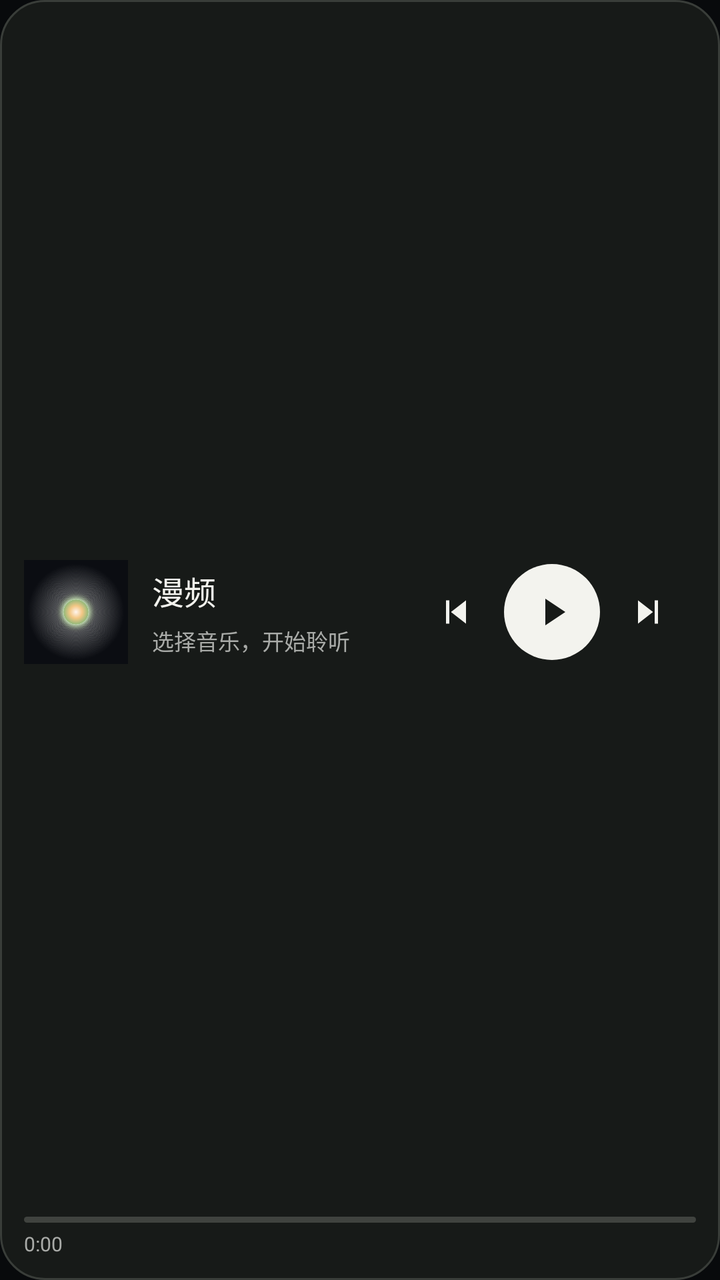
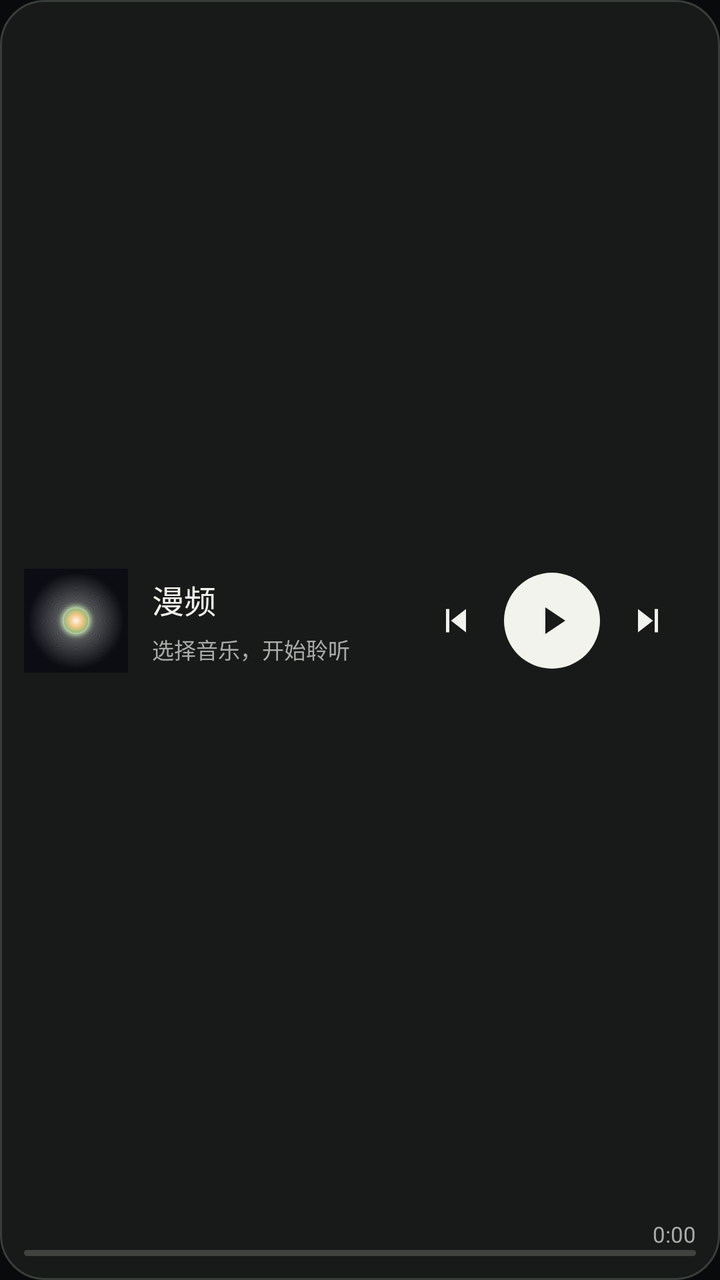

Before-and-after screenshots of an Android layout around one commit, followed by the original layout XML and the change that was made.
<!-- AndroidManifest.xml: application theme AppTheme -->
<!-- res/layout/widget_live_strip.xml -->
<FrameLayout xmlns:android="http://schemas.android.com/apk/res/android" android:id="@+id/widget_host" android:layout_width="match_parent" android:layout_height="match_parent">
    <LinearLayout android:id="@+id/widget_root" android:clipToPadding="false" android:layout_width="match_parent" android:layout_height="match_parent" android:layout_gravity="center" android:gravity="center_vertical" android:orientation="vertical" android:background="@drawable/widget_background" android:padding="12dp">
        <LinearLayout android:id="@+id/widget_main" android:layout_width="match_parent" android:layout_height="0dp" android:layout_weight="1" android:orientation="horizontal" android:gravity="center_vertical">
            <ImageView android:id="@+id/widget_cover" android:layout_width="52dp" android:layout_height="52dp" android:scaleType="centerCrop" android:contentDescription="@string/widget_cover_description" android:src="@drawable/icon_canvas_99"/>
            <LinearLayout android:layout_width="0dp" android:layout_weight="1" android:layout_height="match_parent" android:orientation="vertical" android:gravity="center_vertical" android:layout_marginStart="12dp" android:id="@+id/widget_metadata">
                <TextView android:id="@+id/widget_title" android:layout_width="match_parent" android:layout_height="wrap_content" android:text="@string/app_name" android:textColor="#f3f3ee" android:textSize="16sp" android:maxLines="1" android:ellipsize="end" android:includeFontPadding="true"/>
                <TextView android:id="@+id/widget_album" android:layout_width="match_parent" android:layout_height="wrap_content" android:text="@string/widget_empty" android:textColor="#a9aba8" android:textSize="11sp" android:maxLines="1" android:ellipsize="end" android:includeFontPadding="true" android:layout_marginTop="5dp"/>
            </LinearLayout>
            <ImageButton android:scaleType="fitCenter" android:clickable="true" android:focusable="true" android:id="@+id/widget_previous" android:layout_width="48dp" android:layout_height="48dp" android:background="@android:color/transparent" android:padding="14dp" android:src="@drawable/widget_previous" android:contentDescription="@string/widget_previous"/>
            <ImageButton android:scaleType="fitCenter" android:clickable="true" android:focusable="true" android:id="@+id/widget_play" android:layout_width="48dp" android:layout_height="48dp" android:background="@drawable/widget_play_background" android:padding="14dp" android:src="@drawable/widget_play" android:contentDescription="@string/widget_play_pause"/>
            <ImageButton android:scaleType="fitCenter" android:clickable="true" android:focusable="true" android:id="@+id/widget_next" android:layout_width="48dp" android:layout_height="48dp" android:background="@android:color/transparent" android:padding="14dp" android:src="@drawable/widget_next" android:contentDescription="@string/widget_next"/>
        </LinearLayout>
        <ProgressBar android:padding="0dp" android:progressDrawable="@drawable/widget_progress" android:id="@+id/widget_progress" style="?android:attr/progressBarStyleHorizontal" android:layout_width="match_parent" android:layout_height="3dp" android:layout_marginTop="8dp" android:progressTint="#edede7" android:progressBackgroundTint="#40433f" android:max="1000" android:progress="0"/>
        <TextView android:id="@+id/widget_time" android:layout_width="match_parent" android:layout_height="wrap_content" android:text="@string/widget_time_zero" android:textColor="#a9aba8" android:textSize="10sp" android:maxLines="1" android:ellipsize="end" android:includeFontPadding="false" android:layout_marginTop="5dp"/>
    </LinearLayout>
</FrameLayout>
<!-- resources referenced by this layout -->
<resources>
  <!-- drawable icon_canvas_99: png bitmap (drawable-nodpi, 253341 bytes) -->
  <!-- drawable widget_background (drawable) -->
  <shape xmlns:android="http://schemas.android.com/apk/res/android"><solid android:color="#171a18"/><corners android:radius="22dp"/><stroke android:width="1dp" android:color="#393d39"/></shape>
  <!-- drawable widget_next (drawable) -->
  <vector xmlns:android="http://schemas.android.com/apk/res/android" android:width="24dp" android:height="24dp" android:viewportWidth="24" android:viewportHeight="24"><path android:fillColor="#f3f3ee" android:pathData="M16,5 L18,5 L18,19 L16,19 Z M6,5 L15,12 L6,19 Z"/></vector>
  <!-- drawable widget_play (drawable) -->
  <vector xmlns:android="http://schemas.android.com/apk/res/android" android:width="24dp" android:height="24dp" android:viewportWidth="24" android:viewportHeight="24"><path android:fillColor="#171a18" android:pathData="M8,4 L20,12 L8,20 Z"/></vector>
  <!-- drawable widget_play_background (drawable) -->
  <shape xmlns:android="http://schemas.android.com/apk/res/android" android:shape="oval"><solid android:color="#f3f3ee"/></shape>
  <!-- drawable widget_previous (drawable) -->
  <vector xmlns:android="http://schemas.android.com/apk/res/android" android:width="24dp" android:height="24dp" android:viewportWidth="24" android:viewportHeight="24"><path android:fillColor="#f3f3ee" android:pathData="M6,5 L8,5 L8,19 L6,19 Z M18,5 L9,12 L18,19 Z"/></vector>
  <!-- drawable widget_progress (drawable) -->
  <layer-list xmlns:android="http://schemas.android.com/apk/res/android">
      <item android:id="@android:id/background">
          <shape><solid android:color="#30342f"/><corners android:radius="2dp"/></shape>
      </item>
      <item android:id="@android:id/progress">
          <clip><shape><solid android:color="#f3f3ee"/><corners android:radius="2dp"/></shape></clip>
      </item>
  </layer-list>
  <string name="app_name">漫频</string>
  <string name="widget_cover_description">专辑封面</string>
  <string name="widget_empty">选择音乐，开始聆听</string>
  <string name="widget_next">下一首</string>
  <string name="widget_play_pause">播放或暂停</string>
  <string name="widget_previous">上一首</string>
  <string name="widget_time_zero" translatable="false">0:00</string>
  <style name="AppTheme" parent="android:style/Theme.Material.NoActionBar"><item name="android:windowActionModeOverlay">true</item><item name="android:windowLightStatusBar">false</item><item name="android:windowBackground">#080a0c</item><item name="android:windowSplashScreenBackground">#080a0c</item><item name="android:colorAccent">#9da49b</item><item name="android:windowNoTitle">true</item></style>
</resources>

<!-- the commit's change to res/layout/widget_live_strip.xml (unified diff, before → after) -->
@@ -10,7 +10,9 @@
             <ImageButton android:scaleType="fitCenter" android:clickable="true" android:focusable="true" android:id="@+id/widget_play" android:layout_width="48dp" android:layout_height="48dp" android:background="@drawable/widget_play_background" android:padding="14dp" android:src="@drawable/widget_play" android:contentDescription="@string/widget_play_pause"/>
             <ImageButton android:scaleType="fitCenter" android:clickable="true" android:focusable="true" android:id="@+id/widget_next" android:layout_width="48dp" android:layout_height="48dp" android:background="@android:color/transparent" android:padding="14dp" android:src="@drawable/widget_next" android:contentDescription="@string/widget_next"/>
         </LinearLayout>
-        <ProgressBar android:padding="0dp" android:progressDrawable="@drawable/widget_progress" android:id="@+id/widget_progress" style="?android:attr/progressBarStyleHorizontal" android:layout_width="match_parent" android:layout_height="3dp" android:layout_marginTop="8dp" android:progressTint="#edede7" android:progressBackgroundTint="#40433f" android:max="1000" android:progress="0"/>
-        <TextView android:id="@+id/widget_time" android:layout_width="match_parent" android:layout_height="wrap_content" android:text="@string/widget_time_zero" android:textColor="#a9aba8" android:textSize="10sp" android:maxLines="1" android:ellipsize="end" android:includeFontPadding="false" android:layout_marginTop="5dp"/>
+        <FrameLayout android:id="@+id/widget_footer" android:layout_width="match_parent" android:layout_height="19dp">
+            <TextView android:id="@+id/widget_time" android:layout_width="match_parent" android:layout_height="16dp" android:gravity="end|center_vertical" android:text="@string/widget_time_zero" android:textColor="#a9aba8" android:textSize="11sp" android:maxLines="1" android:ellipsize="end" android:includeFontPadding="true"/>
+            <ProgressBar android:padding="0dp" android:progressDrawable="@drawable/widget_progress" android:id="@+id/widget_progress" style="?android:attr/progressBarStyleHorizontal" android:layout_width="match_parent" android:layout_height="3dp" android:layout_gravity="bottom" android:progressTint="#edede7" android:progressBackgroundTint="#40433f" android:max="1000" android:progress="0"/>
+        </FrameLayout>
     </LinearLayout>
 </FrameLayout>
